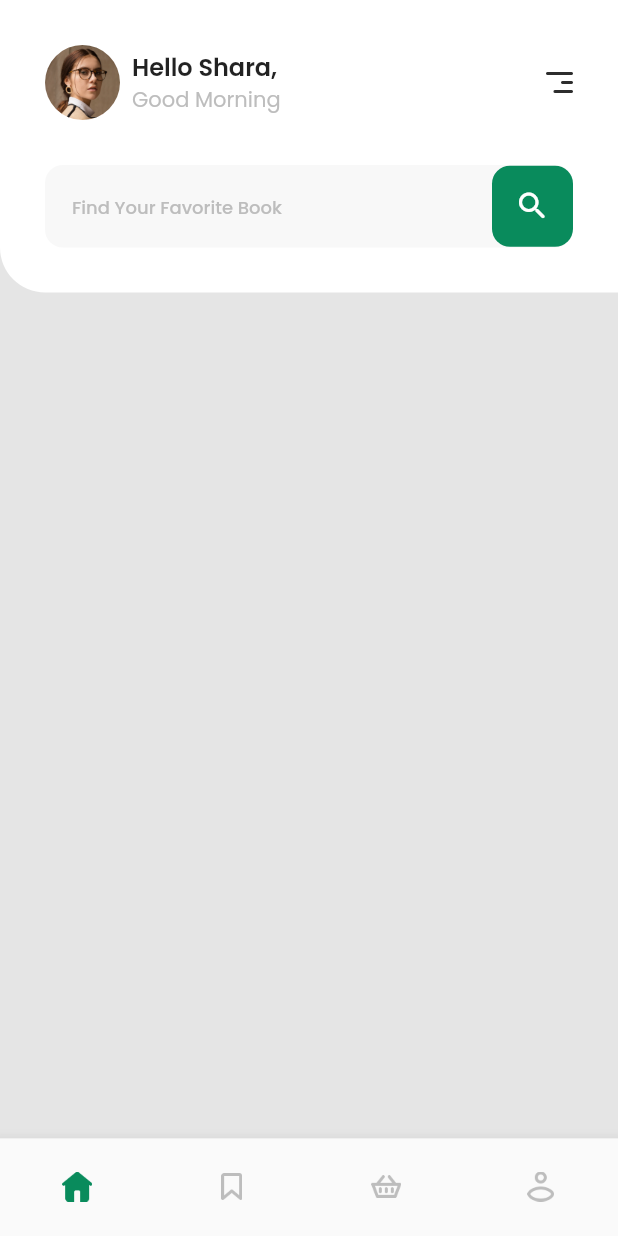
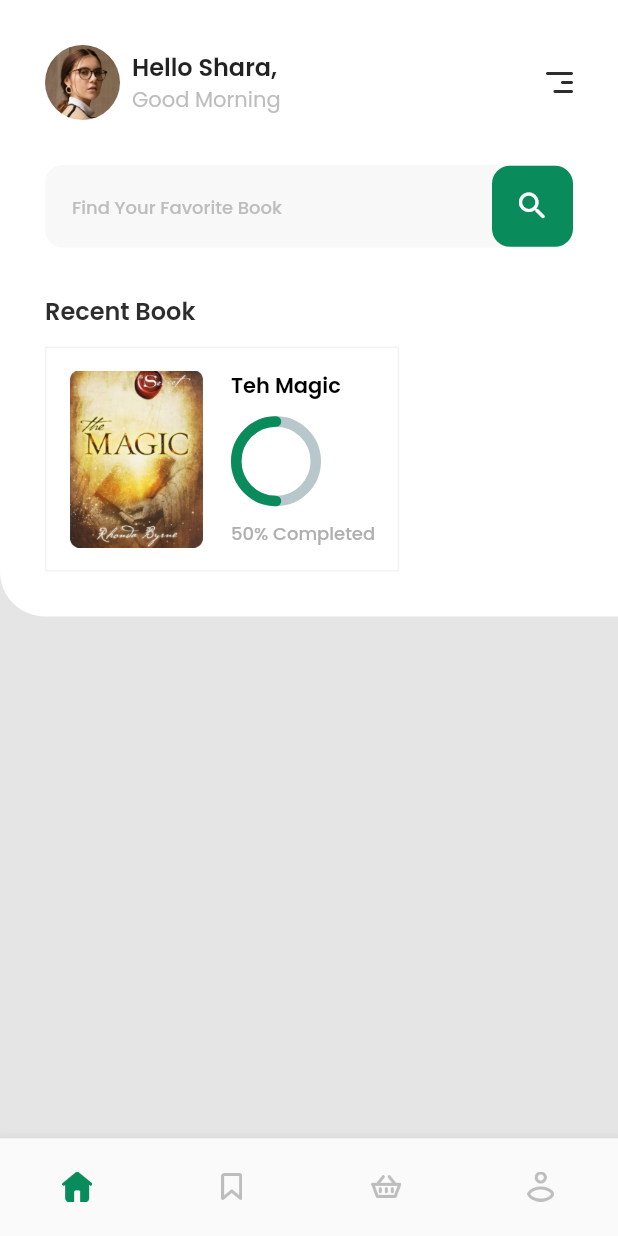
Before and after one commit to kodirzaelani/ebook, a Flutter app: the screen it shows after launch, on a phone screen of 412 x 824 dp. Run offline on Flutter 3.47's test engine with Material 2 defaults, Android fonts, the phone set to English and light mode, and no system bars; drawn by our look-alikes of percent_indicator; our stand-ins replace google_fonts.

Commit message:
recent book part 1

```diff
--- a/lib/screens/botom_navbar.dart
+++ b/lib/screens/botom_navbar.dart
@@ -1,6 +1,6 @@
 import 'package:ebook/screens/bookmarks/bookmark_page.dart';
 import 'package:ebook/screens/cart/cart_page.dart';
-import 'package:ebook/screens/home/homa_page.dart';
+import 'package:ebook/screens/home/home_page.dart';
 import 'package:ebook/screens/user/user_page.dart';
 import 'package:ebook/themes.dart';
 import 'package:flutter/material.dart';
--- a/lib/screens/home/homa_page.dart
+++ b/lib/screens/home/home_page.dart
@@ -1,5 +1,6 @@
 import 'package:ebook/themes.dart';
 import 'package:flutter/material.dart';
+import 'package:percent_indicator/circular_percent_indicator.dart';
 
 class HomePage extends StatelessWidget {
   const HomePage({super.key});
@@ -91,14 +92,62 @@ class HomePage extends StatelessWidget {
       );
     }
 
+    Widget recentBook() {
+      return SingleChildScrollView(
+        padding: EdgeInsets.symmetric(horizontal: 30),
+        child: Row(
+          children: [
+            Container(
+              height: 150,
+              padding: const EdgeInsets.all(15),
+              decoration: BoxDecoration(
+                border: Border.all(color: borderColorRecentBook),
+              ),
+              child: Row(
+                children: [
+                  Image.asset(
+                    'assets/images/recentbook_1.png',
+                    width: 90,
+                  ),
+                  const SizedBox(width: 18),
+                  Column(
+                    crossAxisAlignment: CrossAxisAlignment.start,
+                    mainAxisAlignment: MainAxisAlignment.spaceBetween,
+                    children: [
+                      Text(
+                        'Teh Magic',
+                        style: semiBoldText14.copyWith(color: blackColor2),
+                      ),
+                      CircularPercentIndicator(
+                        radius: 30,
+                        lineWidth: 7,
+                        animation: true,
+                        percent: 0.5,
+                        circularStrokeCap: CircularStrokeCap.round,
+                        progressColor: greenColor,
+                        reverse: true,
+                      ),
+                      Text(
+                        '50% Completed',
+                        style:
+                            mediumText12.copyWith(color: greyColorRecentBook),
+                      ),
+                    ],
+                  ),
+                ],
+              ),
+            ),
+          ],
+        ),
+      );
+    }
+
     return Scaffold(
       backgroundColor: backgroundColor,
       body: ListView(
         children: [
           Container(
-            padding: const EdgeInsets.symmetric(
-              vertical: 30,
-            ),
+            padding: const EdgeInsets.symmetric(vertical: 30),
             decoration: BoxDecoration(
               color: whiteColor,
               borderRadius: const BorderRadius.only(
@@ -106,12 +155,23 @@ class HomePage extends StatelessWidget {
               ),
             ),
             child: Column(
+              crossAxisAlignment: CrossAxisAlignment.start,
               children: [
                 header(),
-                const SizedBox(
-                  height: 30,
+                const SizedBox(height: 30),
+                searchField(),
+                const SizedBox(height: 30),
+                Padding(
+                  padding: const EdgeInsets.symmetric(horizontal: 30),
+                  child: Text(
+                    'Recent Book',
+                    style: semiBoldText16.copyWith(
+                      color: blackColor,
+                    ),
+                  ),
                 ),
-                searchField(),
+                const SizedBox(height: 12),
+                 recentBook(),
               ],
             ),
           ),
--- a/lib/themes.dart
+++ b/lib/themes.dart
@@ -9,6 +9,7 @@ Color greyColor = const Color(0xFFBDBDBD);
 Color greyColorSearchField = const Color(0xFFF8F8F8);
 Color greenColor = const Color(0xFF098B5C);
 Color greyColorRecentBook = const Color(0xFFAFAFAF);
+Color borderColorRecentBook = const Color(0xFFF3F3F3);
 Color greyColorInfo = const Color(0xFFF7F7F7);
 Color dividerColor = const Color(0xFF6B6B6B);
 
```
Also changed, not shown: pubspec.yaml (+1 -6 lines), pubspec.lock.
